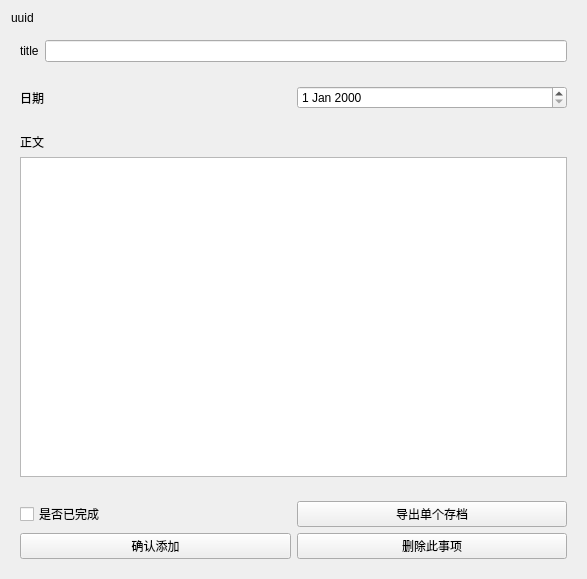
Old version of the form SaveLog/itemwgt.ui in the repository littleHorse12138/lyhAssistant.
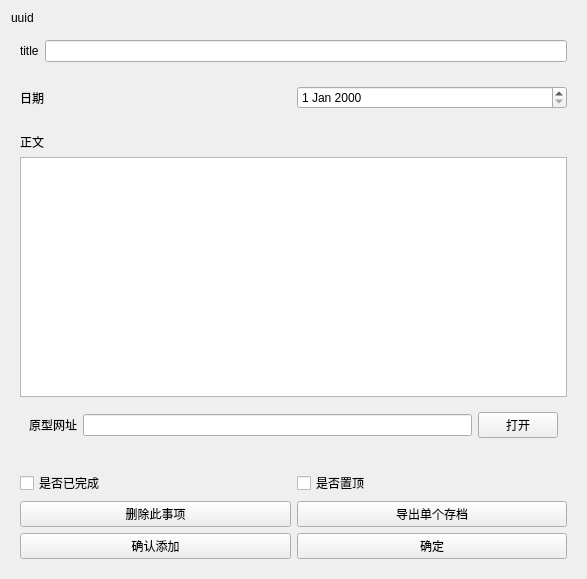
New version of the form.

The edit to the form file:
```diff
--- a/SaveLog/itemwgt.ui
+++ b/SaveLog/itemwgt.ui
@@ -66,13 +66,43 @@
       <item>
        <widget class="QTextEdit" name="m_pTEMainText"/>
       </item>
+      <item>
+       <widget class="QWidget" name="widget_5" native="true">
+        <layout class="QHBoxLayout" name="horizontalLayout_3">
+         <item>
+          <widget class="QLabel" name="label_4">
+           <property name="text">
+            <string>原型网址</string>
+           </property>
+          </widget>
+         </item>
+         <item>
+          <widget class="QLineEdit" name="m_pLENet"/>
+         </item>
+         <item>
+          <widget class="QPushButton" name="m_pBtnOpenWeb">
+           <property name="text">
+            <string>打开</string>
+           </property>
+          </widget>
+         </item>
+        </layout>
+       </widget>
+      </item>
      </layout>
     </widget>
    </item>
    <item>
     <widget class="QWidget" name="widget" native="true">
      <layout class="QGridLayout" name="gridLayout">
-      <item row="1" column="0">
+      <item row="0" column="1">
+       <widget class="QCheckBox" name="m_pCBIsOnTop">
+        <property name="text">
+         <string>是否置顶</string>
+        </property>
+       </widget>
+      </item>
+      <item row="3" column="0">
        <widget class="QPushButton" name="m_pBtnEnsureAdd">
         <property name="text">
          <string>确认添加</string>
@@ -80,9 +110,9 @@
        </widget>
       </item>
       <item row="1" column="1">
-       <widget class="QPushButton" name="m_pBtnDelete">
+       <widget class="QPushButton" name="m_pBtnExportOne">
         <property name="text">
-         <string>删除此事项</string>
+         <string>导出单个存档</string>
         </property>
        </widget>
       </item>
@@ -93,10 +123,17 @@
         </property>
        </widget>
       </item>
-      <item row="0" column="1">
-       <widget class="QPushButton" name="m_pBtnExportOne">
+      <item row="3" column="1">
+       <widget class="QPushButton" name="m_pBtnEnsure">
         <property name="text">
-         <string>导出单个存档</string>
+         <string>确定</string>
+        </property>
+       </widget>
+      </item>
+      <item row="1" column="0">
+       <widget class="QPushButton" name="m_pBtnDelete">
+        <property name="text">
+         <string>删除此事项</string>
         </property>
        </widget>
       </item>
```
